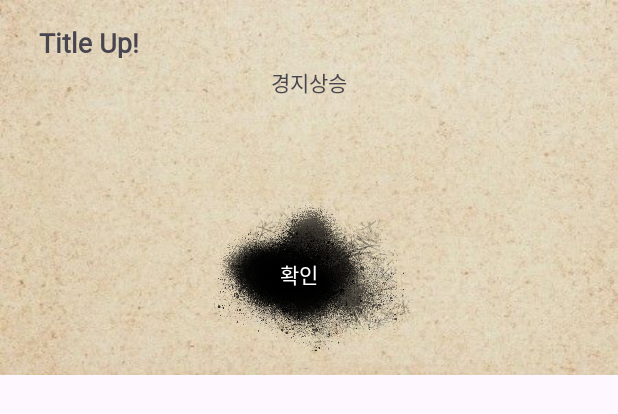
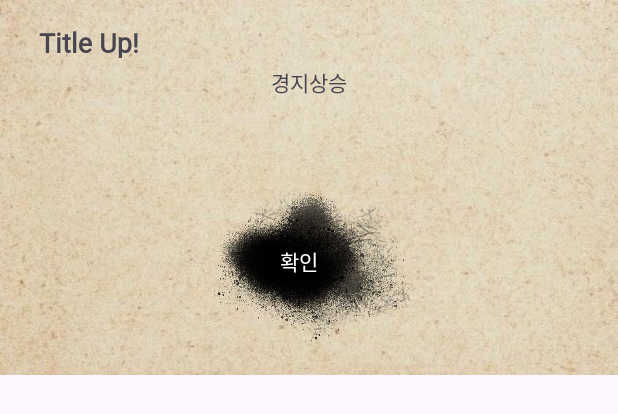
Before and after one commit to jongchan159/Madcamp_Week3_Front, an Android app built with Jetpack Compose: the layout dialog_title.xml on its own in the app's theme, with its tools: preview values and no code run, on a phone screen of 412 x 824 dp. Shown: the top 414 px of the screen. Run offline under Robolectric (Android 15) with nearby library versions, the light colour scheme and no system bars.

Commit message:
최종 ui수정

```diff
--- a/app/src/main/res/layout/dialog_title.xml
+++ b/app/src/main/res/layout/dialog_title.xml
@@ -39,7 +39,7 @@
         android:id="@+id/image_btn_start"
         android:layout_width="138dp"
         android:layout_height="140dp"
-        android:layout_marginTop="54dp"
+        android:layout_marginTop="36dp"
         android:layout_marginBottom="-20dp"
         app:layout_constraintBottom_toBottomOf="parent"
         app:layout_constraintEnd_toEndOf="parent"
```
